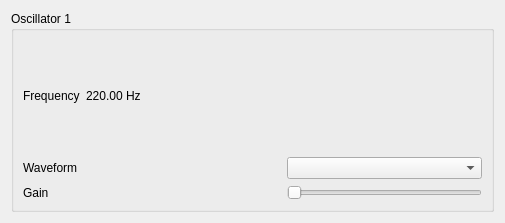
Qt form synthesizerview.ui (Bariyard/AudioIOTester) before a commit.
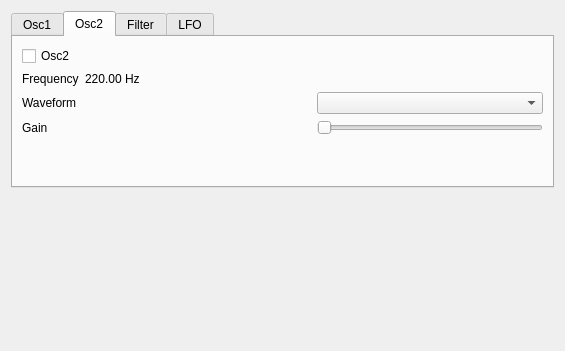
The same form after that commit.

Commit message: add oscilator2 for synthesizer

```diff
--- a/synthesizerview.ui
+++ b/synthesizerview.ui
@@ -6,19 +6,36 @@
    <rect>
     <x>0</x>
     <y>0</y>
-    <width>505</width>
-    <height>223</height>
+    <width>565</width>
+    <height>351</height>
    </rect>
   </property>
   <property name="windowTitle">
    <string>Form</string>
   </property>
-  <layout class="QGridLayout" name="gridLayout_2">
+  <layout class="QGridLayout" name="gridLayout_3">
+   <item row="1" column="0">
+    <spacer name="verticalSpacer">
+     <property name="orientation">
+      <enum>Qt::Vertical</enum>
+     </property>
+     <property name="sizeHint" stdset="0">
+      <size>
+       <width>20</width>
+       <height>40</height>
+      </size>
+     </property>
+    </spacer>
+   </item>
    <item row="0" column="0">
-    <widget class="QGroupBox" name="groupBox">
-     <property name="title">
-      <string>Oscillator 1</string>
+    <widget class="QTabWidget" name="tabWidget">
+     <property name="currentIndex">
+      <number>1</number>
      </property>
+     <widget class="QWidget" name="tab">
+      <attribute name="title">
+       <string>Osc1</string>
+      </attribute>
      <layout class="QGridLayout" name="gridLayout">
       <item row="0" column="0">
        <layout class="QGridLayout" name="SynthesizerGridLayout">
@@ -71,13 +88,6 @@
           </property>
          </widget>
         </item>
-        <item row="2" column="0">
-         <widget class="QLabel" name="label">
-          <property name="text">
-           <string>Gain</string>
-          </property>
-         </widget>
-        </item>
         <item row="2" column="2">
          <widget class="QSlider" name="Osc1GainHorizontalSlider">
           <property name="orientation">
@@ -87,7 +97,125 @@
         </item>
        </layout>
       </item>
-     </layout>
+       <item row="1" column="0">
+        <spacer name="verticalSpacer_3">
+         <property name="orientation">
+          <enum>Qt::Vertical</enum>
+         </property>
+         <property name="sizeHint" stdset="0">
+          <size>
+           <width>20</width>
+           <height>40</height>
+          </size>
+         </property>
+        </spacer>
+       </item>
+      </layout>
+     </widget>
+     <widget class="QWidget" name="tab_2">
+      <attribute name="title">
+       <string>Osc2</string>
+      </attribute>
+      <layout class="QGridLayout" name="gridLayout_2">
+       <item row="0" column="0">
+        <layout class="QGridLayout" name="Osc2SynthesizerGridLayout">
+         <item row="3" column="1">
+          <spacer name="Osc2HorizontalSpacer">
+           <property name="orientation">
+            <enum>Qt::Horizontal</enum>
+           </property>
+           <property name="sizeHint" stdset="0">
+            <size>
+             <width>40</width>
+             <height>20</height>
+            </size>
+           </property>
+          </spacer>
+         </item>
+         <item row="2" column="1">
+          <widget class="QLabel" name="Osc2FrequencyValueLabel">
+           <property name="sizePolicy">
+            <sizepolicy hsizetype="Fixed" vsizetype="Preferred">
+             <horstretch>0</horstretch>
+             <verstretch>0</verstretch>
+            </sizepolicy>
+           </property>
+           <property name="text">
+            <string>220.00 Hz</string>
+           </property>
+          </widget>
+         </item>
+         <item row="2" column="0">
+          <widget class="QLabel" name="Osc2FrequencyLabel">
+           <property name="sizePolicy">
+            <sizepolicy hsizetype="Fixed" vsizetype="Preferred">
+             <horstretch>0</horstretch>
+             <verstretch>0</verstretch>
+            </sizepolicy>
+           </property>
+           <property name="text">
+            <string>Frequency</string>
+           </property>
+          </widget>
+         </item>
+         <item row="4" column="2">
+          <widget class="QSlider" name="Osc2GainHorizontalSlider">
+           <property name="orientation">
+            <enum>Qt::Horizontal</enum>
+           </property>
+          </widget>
+         </item>
+         <item row="3" column="0">
+          <widget class="QLabel" name="Osc2WaveformLabel">
+           <property name="text">
+            <string>Waveform</string>
+           </property>
+          </widget>
+         </item>
+         <item row="4" column="0">
+          <widget class="QLabel" name="Osc2GainLabel">
+           <property name="text">
+            <string>Gain</string>
+           </property>
+          </widget>
+         </item>
+         <item row="3" column="2">
+          <widget class="QComboBox" name="Osc2WaveformComboBox"/>
+         </item>
+         <item row="1" column="0">
+          <widget class="QCheckBox" name="Osc2CheckBox">
+           <property name="text">
+            <string>Osc2</string>
+           </property>
+          </widget>
+         </item>
+        </layout>
+       </item>
+       <item row="1" column="0">
+        <spacer name="verticalSpacer_2">
+         <property name="orientation">
+          <enum>Qt::Vertical</enum>
+         </property>
+         <property name="sizeHint" stdset="0">
+          <size>
+           <width>20</width>
+           <height>40</height>
+          </size>
+         </property>
+        </spacer>
+       </item>
+      </layout>
+     </widget>
+     <widget class="QWidget" name="tab_3">
+      <attribute name="title">
+       <string>Filter</string>
+      </attribute>
+     </widget>
+     <widget class="QWidget" name="LFOTab">
+      <attribute name="title">
+       <string>LFO</string>
+      </attribute>
+     </widget>
     </widget>
    </item>
   </layout>
```
Left out of the diff: 19 changed lines with no effect on the pictures. Lines whose indentation alone changed are shown as unchanged. The commit also changes 3 other files.
